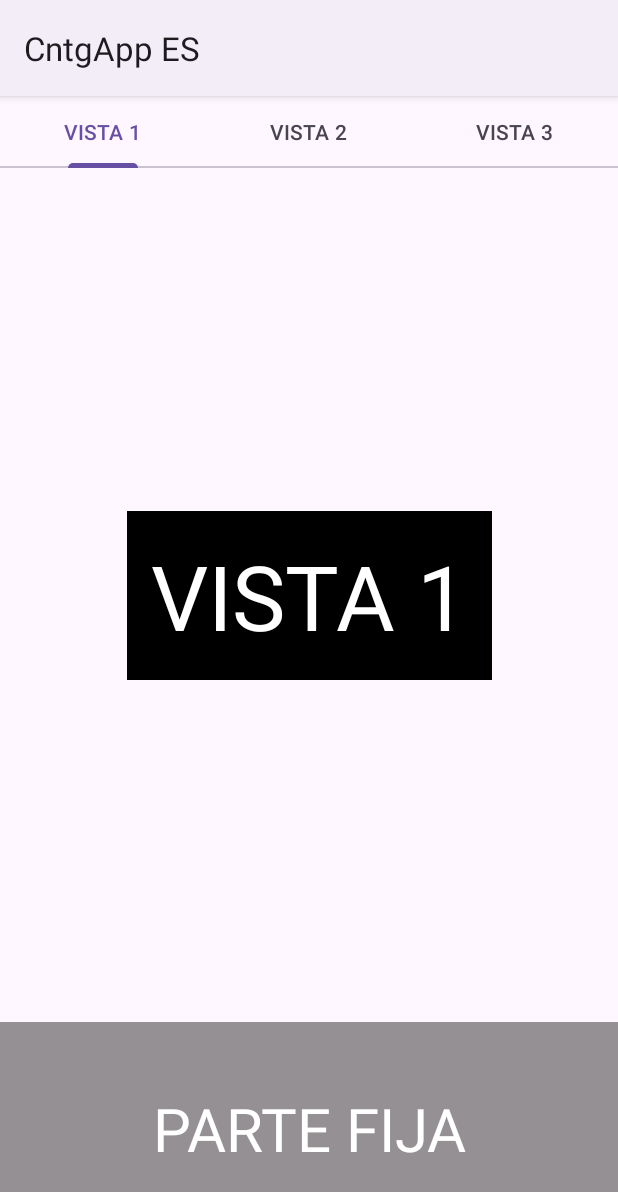
After one commit to PabloSanchez87/AndroidCNTG, an Android app: the TabsActivity screen opened directly, with no data from a screen before it, on a phone screen of 412 x 824 dp. The commit adds this screen. Shown: the top 1192 px of the screen. Run offline under Robolectric (Android 15) with nearby library versions, the phone set to English and light mode, and no system bars.

Commit message:
Clase Martes. TabsActivity. Hacemos una actividad con Tabs. Parecido al ViewPager pero ya sabemos de ante mano cuantos tenemos que mostrar.

```diff
--- a/app/src/main/AndroidManifest.xml
+++ b/app/src/main/AndroidManifest.xml
@@ -16,6 +16,9 @@
         android:theme="@style/Theme.CntgApp"
         tools:targetApi="31">
         <activity
+            android:name=".tabs.TabsActivity"
+            android:exported="false" />
+        <activity
             android:name=".busquedaActivity.BusquedaActivity"
             android:exported="false" />
         <activity
@@ -27,11 +30,11 @@
                 <category android:name="android.intent.category.LAUNCHER" />
             </intent-filter>
         </activity>
-
         <activity
             android:name=".webview.WebActivity"
             android:exported="true"> <!-- esto significa que es exportable desde fuera, que sea visible para el ecosistema de android -->
-            <!-- Queremos que con el intent implicito nos pregunte con que herramienta lo abre.
+            <!--
+            Queremos que con el intent implicito nos pregunte con que herramienta lo abre.
             <intent-filter>
                 <action android:name="android.intent.action.VIEW" />
 
@@ -44,9 +47,9 @@
                 <data
                     android:host="cntg.xunta.gal"
                     android:scheme="https" />
-            </intent-filter>  -->
+            </intent-filter>
+            -->
         </activity>
-
         <activity
             android:name=".fechayhora.SeleccionFechaYHoraActivity"
             android:exported="false" />
--- a/app/src/main/java/gal/cntg/cntgapp/MenuPrincipalActivity.kt
+++ b/app/src/main/java/gal/cntg/cntgapp/MenuPrincipalActivity.kt
@@ -16,6 +16,7 @@
 import gal.cntg.cntgapp.perros.PerrosActivity
 import gal.cntg.cntgapp.productos.ProductosActivity
 import gal.cntg.cntgapp.searchNumber.SearchNumberActivity
+import gal.cntg.cntgapp.tabs.TabsActivity
 import gal.cntg.cntgapp.versiones.VersionesActivity
 import gal.cntg.cntgapp.webview.WebActivity
 
@@ -89,9 +90,10 @@
             6 -> {objetoClass = SearchNumberActivity::class.java}
             7 -> {objetoClass = PerrosActivity::class.java}
             8 -> {objetoClass = ProductosActivity::class.java}
+            9 -> {objetoClass = TabsActivity::class.java}
         }
-        //var intent = Intent(this,objetoClass )
-        //startActivity(intent)
+        var intent = Intent(this,objetoClass )
+        startActivity(intent)
 
         this.drawerLayout.closeDrawers() // Cierro el menú sea cual sea la opción tocada.
 
--- /dev/null
+++ b/app/src/main/java/gal/cntg/cntgapp/tabs/AdapterTabs.kt
@@ -0,0 +1,27 @@
+package gal.cntg.cntgapp.tabs
+
+import android.os.Bundle
+import androidx.fragment.app.Fragment
+import androidx.fragment.app.FragmentActivity
+import androidx.viewpager2.adapter.FragmentStateAdapter
+
+class AdapterTabs(fragmentActivity: FragmentActivity):FragmentStateAdapter(fragmentActivity) {
+
+    val array_datos = intArrayOf(1,2,3)
+
+    override fun getItemCount(): Int {
+        return array_datos.size
+    }
+
+    override fun createFragment(position: Int): Fragment {
+        var fragment: Fragment
+
+        fragment = FragmentoTab()
+        val bundle = Bundle()
+        bundle.putInt("VALOR", array_datos[position])
+        fragment.arguments = bundle
+
+        return fragment
+    }
+
+}
--- /dev/null
+++ b/app/src/main/java/gal/cntg/cntgapp/tabs/FragmentoTabs.kt
@@ -0,0 +1,29 @@
+package gal.cntg.cntgapp.tabs
+
+import android.os.Bundle
+import android.view.LayoutInflater
+import android.view.View
+import android.view.ViewGroup
+import android.widget.TextView
+import androidx.fragment.app.Fragment
+import gal.cntg.cntgapp.R
+
+class FragmentoTab: Fragment(){
+
+    override fun onCreateView(
+        inflater: LayoutInflater,
+        container: ViewGroup?,
+        savedInstanceState: Bundle?
+    ): View? {
+        var fragment: View?= null
+
+        fragment = inflater.inflate(R.layout.fragment_tab, container, false)
+        val valor = arguments?.getInt("VALOR")
+        val textView = fragment.findViewById<TextView>(R.id.textFragment)
+        textView.text = "VISTA $valor"
+
+        return fragment
+
+        // return super.onCreateView(inflater, container, savedInstanceState)
+    }
+}
--- /dev/null
+++ b/app/src/main/java/gal/cntg/cntgapp/tabs/TabsActivity.kt
@@ -0,0 +1,34 @@
+package gal.cntg.cntgapp.tabs
+
+import android.os.Bundle
+import androidx.appcompat.app.AppCompatActivity
+import androidx.viewpager2.widget.ViewPager2
+import com.google.android.material.tabs.TabLayout
+import com.google.android.material.tabs.TabLayoutMediator
+import gal.cntg.cntgapp.R
+
+class TabsActivity : AppCompatActivity(), TabLayoutMediator.TabConfigurationStrategy {
+
+    lateinit var viewPager2: ViewPager2
+    lateinit var tabLayout: TabLayout
+    lateinit var adapterTabs: AdapterTabs
+
+    override fun onCreate(savedInstanceState: Bundle?) {
+        super.onCreate(savedInstanceState)
+        setContentView(R.layout.activity_tabs)
+
+        this.viewPager2 = findViewById(R.id.vpt)
+        this.tabLayout = findViewById(R.id.tablayout)
+        this.adapterTabs = AdapterTabs(this)
+
+        this.viewPager2.adapter = this.adapterTabs
+        // asociar el tablayout el viewpager. Implementa mñetodo onConfigureTab
+        TabLayoutMediator(tabLayout, viewPager2, this).attach()
+
+    }
+
+    // cada vez qie está activo el tab, se invoca a este método para poder modificar su apariencia.
+    override fun onConfigureTab(tab: TabLayout.Tab, position: Int) {
+        tab.text = "VISTA ${position + 1}"
+    }
+}
--- /dev/null
+++ b/app/src/main/res/layout/activity_tabs.xml
@@ -0,0 +1,49 @@
+<?xml version="1.0" encoding="utf-8"?>
+<LinearLayout xmlns:android="http://schemas.android.com/apk/res/android"
+    xmlns:app="http://schemas.android.com/apk/res-auto"
+    xmlns:tools="http://schemas.android.com/tools"
+    android:id="@+id/main"
+    android:layout_width="match_parent"
+    android:layout_height="match_parent"
+    android:orientation="vertical"
+    tools:context=".tabs.TabsActivity">
+
+    <com.google.android.material.tabs.TabLayout
+        android:id="@+id/tablayout"
+        android:layout_width="match_parent"
+        android:layout_height="wrap_content">
+
+        <com.google.android.material.tabs.TabItem
+            android:layout_width="wrap_content"
+            android:layout_height="wrap_content"
+            android:text="PRIMERO"/>
+
+        <com.google.android.material.tabs.TabItem
+            android:layout_width="wrap_content"
+            android:layout_height="wrap_content"
+            android:text="SEGUNDO"/>
+
+        <com.google.android.material.tabs.TabItem
+            android:layout_width="wrap_content"
+            android:layout_height="wrap_content"
+            android:text="TERCERO"/>
+
+    </com.google.android.material.tabs.TabLayout>
+
+    <androidx.viewpager2.widget.ViewPager2
+        android:id="@+id/vpt"
+        android:layout_width="match_parent"
+        android:layout_height="0px"
+        android:layout_weight="8"/>
+
+    <TextView
+        android:layout_width="match_parent"
+        android:layout_height="0px"
+        android:layout_weight="2"
+        android:text="PARTE FIJA"
+        android:gravity="center"
+        android:textSize="40sp"
+        android:textColor="@color/white"
+        android:background="@color/griscabecera" />
+
+</LinearLayout>
--- /dev/null
+++ b/app/src/main/res/layout/fragment_tab.xml
@@ -0,0 +1,23 @@
+<?xml version="1.0" encoding="utf-8"?>
+<androidx.constraintlayout.widget.ConstraintLayout xmlns:android="http://schemas.android.com/apk/res/android"
+    android:layout_width="match_parent"
+    android:layout_height="match_parent"
+    xmlns:app="http://schemas.android.com/apk/res-auto">
+
+
+    <TextView
+        android:id="@+id/textFragment"
+        android:layout_width="wrap_content"
+        android:layout_height="wrap_content"
+        android:text="VISTA 1"
+        android:textSize="60dp"
+        android:background="@color/black"
+        android:textColor="#FFFFFF"
+        android:padding="16dp"
+        android:gravity="center"
+        app:layout_constraintBottom_toBottomOf="parent"
+        app:layout_constraintEnd_toEndOf="parent"
+        app:layout_constraintStart_toStartOf="parent"
+        app:layout_constraintTop_toTopOf="parent" />
+
+</androidx.constraintlayout.widget.ConstraintLayout>
--- a/app/src/main/res/menu/menu_lateral.xml
+++ b/app/src/main/res/menu/menu_lateral.xml
@@ -66,6 +66,12 @@
                 android:orderInCategory="8"
                 android:title="Listado de Productos">
             </item>
+            <item
+                app:showAsAction="always"
+                android:icon="@drawable/rounded_arrow_forward_24"
+                android:orderInCategory="9"
+                android:title="Tabs">
+            </item>
         </menu>
     </item>
 </menu>
```
